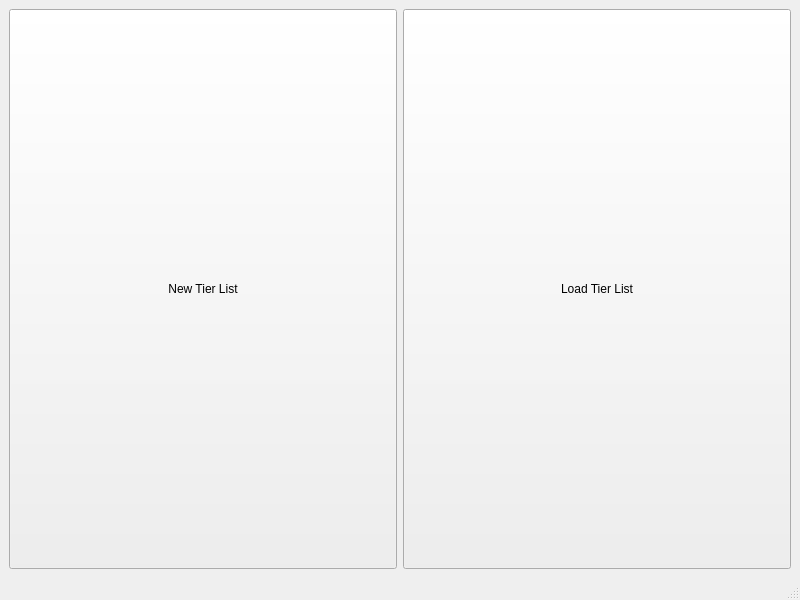
Old version of the form MudaeTierList.ui in the repository spencerasmith96/MudaeTierList.
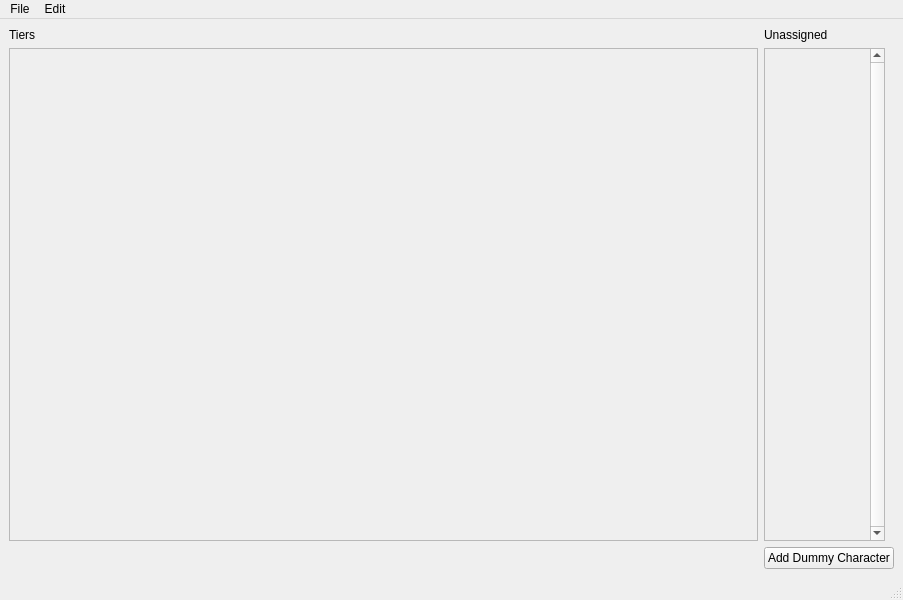
New version of the form.

Commit message: save/load data from unassigned characters

Patch:
```diff
--- a/MudaeTierList.ui
+++ b/MudaeTierList.ui
@@ -6,7 +6,7 @@
    <rect>
     <x>0</x>
     <y>0</y>
-    <width>800</width>
+    <width>903</width>
     <height>600</height>
    </rect>
   </property>
@@ -14,30 +14,132 @@
    <string>MudaeTierList</string>
   </property>
   <widget class="QWidget" name="centralwidget">
-   <layout class="QHBoxLayout" name="horizontalLayout_2">
-    <item>
-     <widget class="QPushButton" name="pushButton_2">
+   <layout class="QGridLayout" name="gridLayout">
+    <item row="1" column="1">
+     <widget class="QScrollArea" name="unassignedCharacters">
       <property name="sizePolicy">
-       <sizepolicy hsizetype="Preferred" vsizetype="Preferred">
+       <sizepolicy hsizetype="MinimumExpanding" vsizetype="Expanding">
         <horstretch>0</horstretch>
         <verstretch>0</verstretch>
        </sizepolicy>
       </property>
-      <property name="text">
-       <string>New Tier List</string>
+      <property name="minimumSize">
+       <size>
+        <width>0</width>
+        <height>0</height>
+       </size>
       </property>
+      <property name="maximumSize">
+       <size>
+        <width>121</width>
+        <height>16777215</height>
+       </size>
+      </property>
+      <property name="verticalScrollBarPolicy">
+       <enum>Qt::ScrollBarAlwaysOn</enum>
+      </property>
+      <property name="horizontalScrollBarPolicy">
+       <enum>Qt::ScrollBarAlwaysOff</enum>
+      </property>
+      <property name="sizeAdjustPolicy">
+       <enum>QAbstractScrollArea::AdjustToContents</enum>
+      </property>
+      <property name="widgetResizable">
+       <bool>true</bool>
+      </property>
+      <property name="alignment">
+       <set>Qt::AlignLeading|Qt::AlignLeft|Qt::AlignTop</set>
+      </property>
+      <widget class="QWidget" name="layout">
+       <property name="geometry">
+        <rect>
+         <x>0</x>
+         <y>0</y>
+         <width>105</width>
+         <height>492</height>
+        </rect>
+       </property>
+       <layout class="QVBoxLayout" name="unassignedCharactersLayout">
+        <property name="spacing">
+         <number>4</number>
+        </property>
+        <property name="leftMargin">
+         <number>0</number>
+        </property>
+        <property name="topMargin">
+         <number>0</number>
+        </property>
+        <property name="rightMargin">
+         <number>0</number>
+        </property>
+        <property name="bottomMargin">
+         <number>0</number>
+        </property>
+       </layout>
+      </widget>
      </widget>
     </item>
-    <item>
+    <item row="3" column="1">
      <widget class="QPushButton" name="pushButton">
       <property name="sizePolicy">
-       <sizepolicy hsizetype="Preferred" vsizetype="Preferred">
+       <sizepolicy hsizetype="Preferred" vsizetype="Fixed">
         <horstretch>0</horstretch>
         <verstretch>0</verstretch>
        </sizepolicy>
       </property>
       <property name="text">
-       <string>Load Tier List</string>
+       <string>Add Dummy Character</string>
+      </property>
+     </widget>
+    </item>
+    <item row="1" column="0">
+     <widget class="QScrollArea" name="tiers">
+      <property name="horizontalScrollBarPolicy">
+       <enum>Qt::ScrollBarAlwaysOff</enum>
+      </property>
+      <property name="widgetResizable">
+       <bool>true</bool>
+      </property>
+      <widget class="QWidget" name="layout_2">
+       <property name="geometry">
+        <rect>
+         <x>0</x>
+         <y>0</y>
+         <width>756</width>
+         <height>492</height>
+        </rect>
+       </property>
+       <layout class="QVBoxLayout" name="tiersLayout">
+        <property name="spacing">
+         <number>0</number>
+        </property>
+        <property name="leftMargin">
+         <number>3</number>
+        </property>
+        <property name="topMargin">
+         <number>3</number>
+        </property>
+        <property name="rightMargin">
+         <number>3</number>
+        </property>
+        <property name="bottomMargin">
+         <number>3</number>
+        </property>
+       </layout>
+      </widget>
+     </widget>
+    </item>
+    <item row="0" column="1">
+     <widget class="QLabel" name="label">
+      <property name="text">
+       <string>Unassigned</string>
+      </property>
+     </widget>
+    </item>
+    <item row="0" column="0">
+     <widget class="QLabel" name="label_2">
+      <property name="text">
+       <string>Tiers</string>
       </property>
      </widget>
     </item>
@@ -48,10 +150,26 @@
     <rect>
      <x>0</x>
      <y>0</y>
-     <width>800</width>
+     <width>903</width>
      <height>20</height>
     </rect>
    </property>
+   <widget class="QMenu" name="menuFile">
+    <property name="title">
+     <string>File</string>
+    </property>
+    <addaction name="actionNew"/>
+    <addaction name="actionOpen"/>
+    <addaction name="actionSaveAs"/>
+   </widget>
+   <widget class="QMenu" name="menuEdit">
+    <property name="title">
+     <string>Edit</string>
+    </property>
+    <addaction name="actionAddCharacters"/>
+   </widget>
+   <addaction name="menuFile"/>
+   <addaction name="menuEdit"/>
   </widget>
   <widget class="QStatusBar" name="statusbar"/>
  </widget>
```
Left out of the diff: 29 changed lines with no effect on the pictures. The commit also changes 2 other files.
